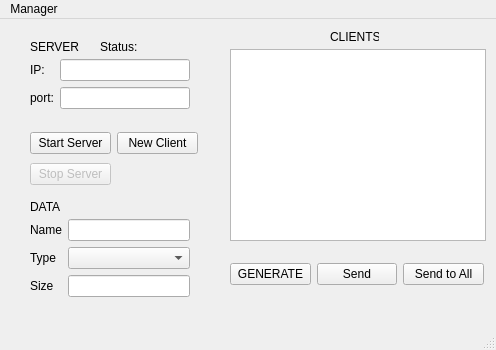
AdrianOstrowski/Mini_Scada, file miniscada.ui: the form before one commit.
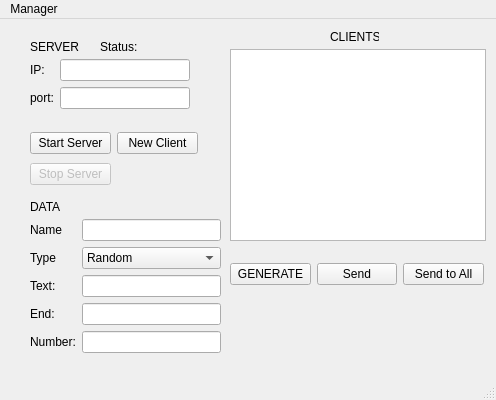
The form after the commit.

Commit message: first data generators

```diff
--- a/miniscada.ui
+++ b/miniscada.ui
@@ -10,7 +10,7 @@
     <x>0</x>
     <y>0</y>
     <width>496</width>
-    <height>350</height>
+    <height>400</height>
    </rect>
   </property>
   <property name="minimumSize">
@@ -22,7 +22,7 @@
   <property name="maximumSize">
    <size>
     <width>496</width>
-    <height>350</height>
+    <height>400</height>
    </size>
   </property>
   <property name="baseSize">
@@ -124,21 +124,21 @@
     </property>
     <layout class="QHBoxLayout" name="horizontalLayout">
      <item>
-      <widget class="QPushButton" name="generate">
+      <widget class="QPushButton" name="generateButton">
        <property name="text">
         <string>GENERATE</string>
        </property>
       </widget>
      </item>
      <item>
-      <widget class="QPushButton" name="send">
+      <widget class="QPushButton" name="sendButton">
        <property name="text">
         <string>Send</string>
        </property>
       </widget>
      </item>
      <item>
-      <widget class="QPushButton" name="send_to_all">
+      <widget class="QPushButton" name="sendToAllButton">
        <property name="text">
         <string>Send to All</string>
        </property>
@@ -151,11 +151,18 @@
      <rect>
       <x>30</x>
       <y>200</y>
-      <width>160</width>
-      <height>91</height>
+      <width>191</width>
+      <height>151</height>
      </rect>
     </property>
     <layout class="QFormLayout" name="formLayout">
+     <item row="0" column="0">
+      <widget class="QLabel" name="label_6">
+       <property name="text">
+        <string>Name</string>
+       </property>
+      </widget>
+     </item>
      <item row="0" column="1">
       <widget class="QLineEdit" name="dataNameText"/>
      </item>
@@ -167,25 +174,57 @@
       </widget>
      </item>
      <item row="1" column="1">
-      <widget class="QComboBox" name="typeBox"/>
-     </item>
-     <item row="2" column="0">
-      <widget class="QLabel" name="label_8">
-       <property name="text">
-        <string>Size</string>
-       </property>
+      <widget class="QComboBox" name="typeBox">
+       <item>
+        <property name="text">
+         <string>Random</string>
+        </property>
+       </item>
+       <item>
+        <property name="text">
+         <string>Message</string>
+        </property>
+       </item>
+       <item>
+        <property name="text">
+         <string>Database</string>
+        </property>
+       </item>
       </widget>
      </item>
+     <item row="3" column="1">
+      <widget class="QLineEdit" name="dataText2"/>
+     </item>
      <item row="2" column="1">
-      <widget class="QLineEdit" name="dataSizeText"/>
+      <widget class="QLineEdit" name="dataText1"/>
      </item>
-     <item row="0" column="0">
-      <widget class="QLabel" name="label_6">
+     <item row="2" column="0">
+      <widget class="QLabel" name="textLabel">
        <property name="text">
-        <string>Name</string>
+        <string>Text:</string>
        </property>
       </widget>
      </item>
+     <item row="3" column="0">
+      <widget class="QLabel" name="endLabel">
+       <property name="enabled">
+        <bool>true</bool>
+       </property>
+       <property name="text">
+        <string>End:</string>
+       </property>
+      </widget>
+     </item>
+     <item row="4" column="0">
+      <widget class="QLabel" name="numberLabel">
+       <property name="text">
+        <string>Number:</string>
+       </property>
+      </widget>
+     </item>
+     <item row="4" column="1">
+      <widget class="QLineEdit" name="numberText"/>
+     </item>
     </layout>
    </widget>
    <widget class="QWidget" name="formLayoutWidget_2">
```
The commit also changes 19 other files.
